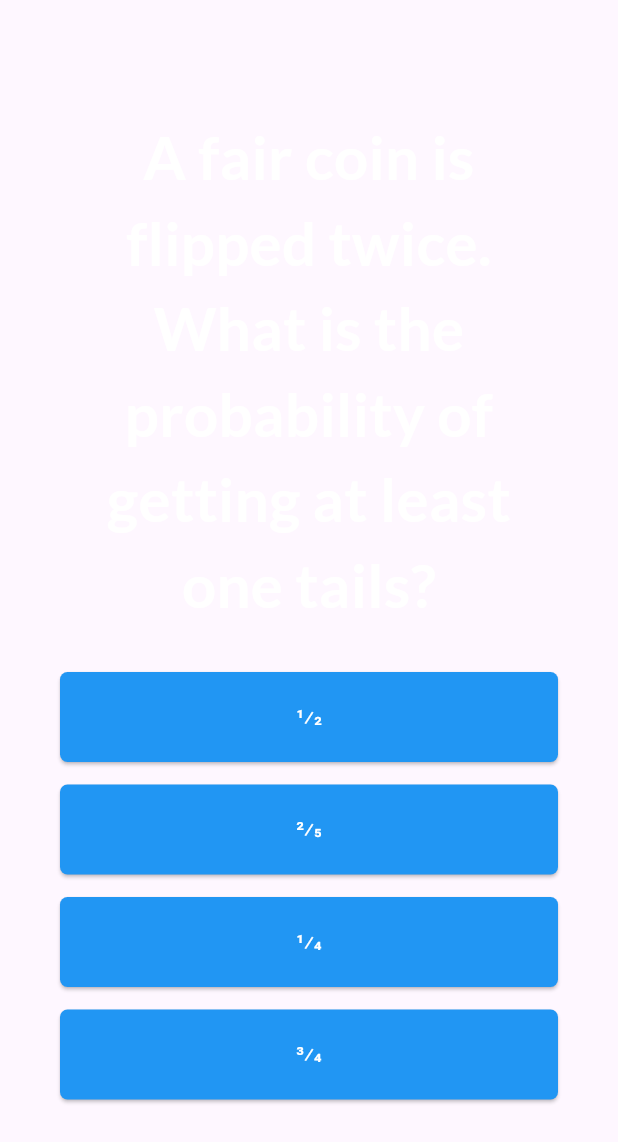
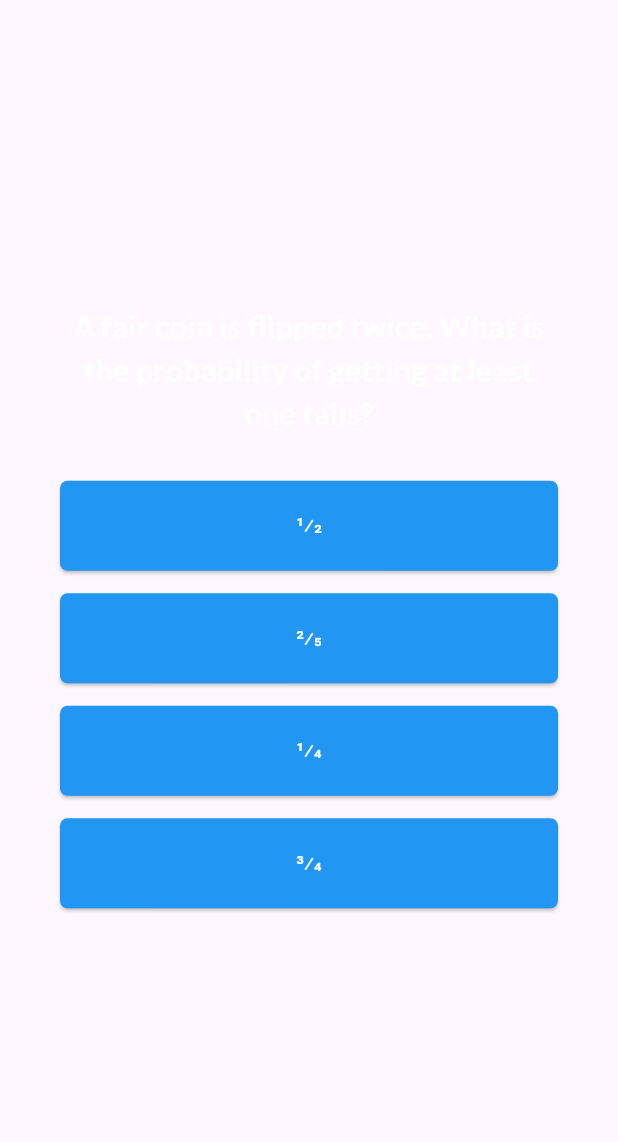
Before and after one commit to Terristwj/Matchsticks, a Flutter app: the QuestionScreen widget shown alone on an empty page, opened directly with empty values, on a phone screen of 412 x 824 dp. Shown: the top 1142 px of the screen. Run offline on Flutter 3.47's test engine with Material 2 defaults, Android fonts, the phone set to English and light mode, and no system bars; our stand-ins replace animate_do, bottom_navy_bar, cloud_firestore, firebase_core, flutter_tts, google_fonts and 1 more; accounts and stored records are empty.

Commit message:
Update question_screen.dart

```diff
--- a/lib/screens/quizzes/question_screen.dart
+++ b/lib/screens/quizzes/question_screen.dart
@@ -53,7 +53,7 @@ class _QuestionsScreenState extends State<QuestionScreen> {
               currentQuestions.question,
               style: GoogleFonts.lato(
                 color: Colors.white,
-                fontSize: 40,
+                fontSize: 20,
                 fontWeight: FontWeight.bold,
               ),
               textAlign: TextAlign.center,
```
